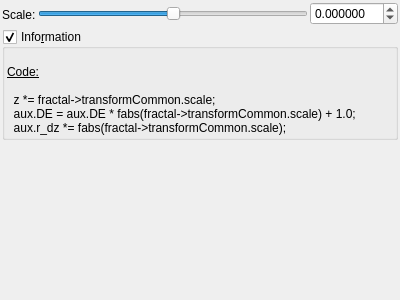
First picture: the form in mandelbulber2/qt_data/fractal_transf_scale.ui, repository buddhi1980/mandelbulber2, before the edit.
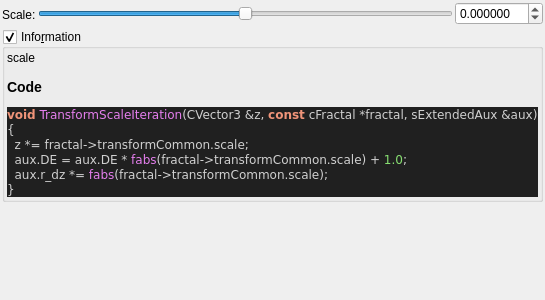
Second picture: the form after the edit. Custom widgets are drawn as their Qt base class.

Commit message:
added all transforms information boxes
now all formulas can be parsed.

@buddhi do you got a reference for Xenodreambuie formula?

What changed in the file:
```diff
--- a/mandelbulber2/qt_data/fractal_transf_scale.ui
+++ b/mandelbulber2/qt_data/fractal_transf_scale.ui
@@ -126,16 +126,27 @@
       <item>
        <widget class="QLabel" name="label_4">
         <property name="text">
-         <string>&lt;!DOCTYPE HTML PUBLIC &quot;-//W3C//DTD HTML 4.0//EN&quot; &quot;http://www.w3.org/TR/REC-html40/strict.dtd&quot;&gt;
-&lt;html&gt;&lt;head&gt;&lt;meta name=&quot;qrichtext&quot; content=&quot;1&quot; /&gt;&lt;style type=&quot;text/css&quot;&gt;
-p, li { white-space: pre-wrap; }
-&lt;/style&gt;&lt;/head&gt;&lt;body&gt;
-&lt;p style=&quot;-qt-paragraph-type:empty; margin-top:0px; margin-bottom:0px; margin-left:0px; margin-right:0px; -qt-block-indent:0; text-indent:0px;&quot;&gt;&lt;br /&gt;&lt;/p&gt;
-&lt;p style=&quot; margin-top:0px; margin-bottom:0px; margin-left:0px; margin-right:0px; -qt-block-indent:0; text-indent:0px;&quot;&gt;&lt;span style=&quot; text-decoration: underline;&quot;&gt;Code:&lt;/span&gt;&lt;/p&gt;
-&lt;p style=&quot;-qt-paragraph-type:empty; margin-top:0px; margin-bottom:0px; margin-left:0px; margin-right:0px; -qt-block-indent:0; text-indent:0px; text-decoration: underline;&quot;&gt;&lt;br /&gt;&lt;/p&gt;
-&lt;p style=&quot; margin-top:0px; margin-bottom:0px; margin-left:0px; margin-right:0px; -qt-block-indent:0; text-indent:0px;&quot;&gt;  z *= fractal-&amp;gt;transformCommon.scale;&lt;/p&gt;
-&lt;p style=&quot; margin-top:0px; margin-bottom:0px; margin-left:0px; margin-right:0px; -qt-block-indent:0; text-indent:0px;&quot;&gt;  aux.DE = aux.DE * fabs(fractal-&amp;gt;transformCommon.scale) + 1.0;&lt;/p&gt;
-&lt;p style=&quot; margin-top:0px; margin-bottom:0px; margin-left:0px; margin-right:0px; -qt-block-indent:0; text-indent:0px;&quot;&gt;  aux.r_dz *= fabs(fractal-&amp;gt;transformCommon.scale);&lt;/p&gt;&lt;/body&gt;&lt;/html&gt;</string>
+         <string>&lt;p&gt;scale&lt;/p&gt;&lt;table&gt;
+&lt;/table&gt;
+&lt;h3&gt;Code&lt;/h3&gt;
+&lt;!DOCTYPE HTML PUBLIC &quot;-//W3C//DTD HTML 4.0 Transitional//EN&quot;&gt;
+&lt;html&gt;
+&lt;head&gt;
+&lt;meta http-equiv=&quot;content-type&quot; content=&quot;text/html; charset=ISO-8859-1&quot;&gt;
+&lt;title&gt;Source file&lt;/title&gt;
+&lt;/head&gt;
+&lt;body style=&quot;background-color:#202020&quot;&gt;
+&lt;pre style=&quot;color:#d0d0d0; background-color:#202020;  font-family:'Courier New';&quot;&gt;&lt;span style=&quot;color:#f09479; font-weight:bold&quot;&gt;void&lt;/span&gt; &lt;span style=&quot;color:#e47eed&quot;&gt;TransformScaleIteration&lt;/span&gt;&lt;span style=&quot;color:#d0d0d0&quot;&gt;(&lt;/span&gt;CVector3 &lt;span style=&quot;color:#d0d0d0&quot;&gt;&amp;amp;&lt;/span&gt;z&lt;span style=&quot;color:#d0d0d0&quot;&gt;,&lt;/span&gt; &lt;span style=&quot;color:#f09479; font-weight:bold&quot;&gt;const&lt;/span&gt; cFractal &lt;span style=&quot;color:#d0d0d0&quot;&gt;*&lt;/span&gt;fractal&lt;span style=&quot;color:#d0d0d0&quot;&gt;,&lt;/span&gt; sExtendedAux &lt;span style=&quot;color:#d0d0d0&quot;&gt;&amp;amp;&lt;/span&gt;aux&lt;span style=&quot;color:#d0d0d0&quot;&gt;)&lt;/span&gt;
+&lt;span style=&quot;color:#d0d0d0&quot;&gt;{&lt;/span&gt;
+  z &lt;span style=&quot;color:#d0d0d0&quot;&gt;*=&lt;/span&gt; fractal&lt;span style=&quot;color:#d0d0d0&quot;&gt;-&amp;gt;&lt;/span&gt;transformCommon&lt;span style=&quot;color:#d0d0d0&quot;&gt;.&lt;/span&gt;scale&lt;span style=&quot;color:#d0d0d0&quot;&gt;;&lt;/span&gt;
+  aux&lt;span style=&quot;color:#d0d0d0&quot;&gt;.&lt;/span&gt;DE &lt;span style=&quot;color:#d0d0d0&quot;&gt;=&lt;/span&gt; aux&lt;span style=&quot;color:#d0d0d0&quot;&gt;.&lt;/span&gt;DE &lt;span style=&quot;color:#d0d0d0&quot;&gt;*&lt;/span&gt; &lt;span style=&quot;color:#e47eed&quot;&gt;fabs&lt;/span&gt;&lt;span style=&quot;color:#d0d0d0&quot;&gt;(&lt;/span&gt;fractal&lt;span style=&quot;color:#d0d0d0&quot;&gt;-&amp;gt;&lt;/span&gt;transformCommon&lt;span style=&quot;color:#d0d0d0&quot;&gt;.&lt;/span&gt;scale&lt;span style=&quot;color:#d0d0d0&quot;&gt;) +&lt;/span&gt; &lt;span style=&quot;color:#87df71&quot;&gt;1.0&lt;/span&gt;&lt;span style=&quot;color:#d0d0d0&quot;&gt;;&lt;/span&gt;
+  aux&lt;span style=&quot;color:#d0d0d0&quot;&gt;.&lt;/span&gt;r_dz &lt;span style=&quot;color:#d0d0d0&quot;&gt;*=&lt;/span&gt; &lt;span style=&quot;color:#e47eed&quot;&gt;fabs&lt;/span&gt;&lt;span style=&quot;color:#d0d0d0&quot;&gt;(&lt;/span&gt;fractal&lt;span style=&quot;color:#d0d0d0&quot;&gt;-&amp;gt;&lt;/span&gt;transformCommon&lt;span style=&quot;color:#d0d0d0&quot;&gt;.&lt;/span&gt;scale&lt;span style=&quot;color:#d0d0d0&quot;&gt;);&lt;/span&gt;
+&lt;span style=&quot;color:#d0d0d0&quot;&gt;}&lt;/span&gt;
+&lt;/pre&gt;
+&lt;/body&gt;
+&lt;/html&gt;
+&lt;!--HTML generated by highlight 3.9, http://www.andre-simon.de/--&gt;
+</string>
         </property>
         <property name="wordWrap">
          <bool>true</bool>
```
Left out of the diff: 2 changed lines with no effect on the pictures. The commit also changes 75 other files.
